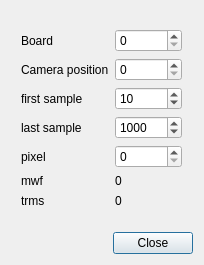
Old version of the form escam/dialogrms.ui in the repository Entwicklungsburo-Stresing/EBST_CAM.
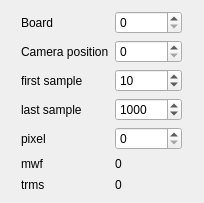
New version of the form.

Commit message:
Add saving values to rms window
Add saving values of first sample, last sample and pixels to the rms window. Changes in the sample spinboxes now don't affect each other to prevent them from changing each other. Removed the close button to help prevent accidentally closing the window.

The edit to the form file:
```diff
--- a/escam/dialogrms.ui
+++ b/escam/dialogrms.ui
@@ -7,7 +7,7 @@
     <x>0</x>
     <y>0</y>
     <width>204</width>
-    <height>265</height>
+    <height>203</height>
    </rect>
   </property>
   <property name="windowTitle">
@@ -16,7 +16,20 @@
   <layout class="QVBoxLayout" name="verticalLayout">
    <item>
     <layout class="QGridLayout" name="gridLayout">
-     <item row="1" column="3">
+     <item row="0" column="0">
+      <spacer name="horizontalSpacer">
+       <property name="orientation">
+        <enum>Qt::Orientation::Horizontal</enum>
+       </property>
+       <property name="sizeHint" stdset="0">
+        <size>
+         <width>40</width>
+         <height>20</height>
+        </size>
+       </property>
+      </spacer>
+     </item>
+     <item row="0" column="3">
       <spacer name="horizontalSpacer_2">
        <property name="orientation">
         <enum>Qt::Orientation::Horizontal</enum>
@@ -29,47 +42,76 @@
        </property>
       </spacer>
      </item>
+     <item row="2" column="2">
+      <widget class="QSpinBox" name="spinBox_firstsample">
+       <property name="minimum">
+        <number>1</number>
+       </property>
+       <property name="maximum">
+        <number>100000</number>
+       </property>
+       <property name="value">
+        <number>10</number>
+       </property>
+      </widget>
+     </item>
+     <item row="0" column="1">
+      <widget class="QLabel" name="labelBoard">
+       <property name="text">
+        <string>Board</string>
+       </property>
+      </widget>
+     </item>
      <item row="4" column="2">
-      <widget class="QSpinBox" name="spinBox_lastsample">
-       <property name="minimum">
-        <number>2</number>
-       </property>
+      <widget class="QSpinBox" name="spinBox_pixel">
        <property name="maximum">
-        <number>1000000</number>
+        <number>10000</number>
        </property>
-       <property name="value">
-        <number>1000</number>
+      </widget>
+     </item>
+     <item row="5" column="2">
+      <widget class="QLabel" name="label_mwf">
+       <property name="text">
+        <string>0</string>
        </property>
       </widget>
      </item>
-     <item row="3" column="1">
+     <item row="1" column="1">
+      <widget class="QLabel" name="labelCampos">
+       <property name="text">
+        <string>Camera position</string>
+       </property>
+      </widget>
+     </item>
+     <item row="2" column="1">
       <widget class="QLabel" name="labelFirstSample">
        <property name="text">
         <string>first sample</string>
        </property>
       </widget>
      </item>
-     <item row="4" column="1">
+     <item row="3" column="1">
       <widget class="QLabel" name="labelLastSample">
        <property name="text">
         <string>last sample</string>
        </property>
       </widget>
      </item>
-     <item row="8" column="1">
-      <spacer name="verticalSpacer">
-       <property name="orientation">
-        <enum>Qt::Orientation::Vertical</enum>
+     <item row="4" column="1">
+      <widget class="QLabel" name="labelPixel">
+       <property name="text">
+        <string>pixel</string>
        </property>
-       <property name="sizeHint" stdset="0">
-        <size>
-         <width>20</width>
-         <height>40</height>
-        </size>
+      </widget>
+     </item>
+     <item row="6" column="1">
+      <widget class="QLabel" name="labelTrms">
+       <property name="text">
+        <string>trms</string>
        </property>
-      </spacer>
+      </widget>
      </item>
-     <item row="2" column="2">
+     <item row="1" column="2">
       <widget class="QSpinBox" name="spinBoxCampos">
        <property name="minimum">
         <number>0</number>
@@ -79,102 +121,34 @@
        </property>
       </widget>
      </item>
-     <item row="7" column="2">
-      <widget class="QLabel" name="label_trms">
-       <property name="text">
-        <string>0</string>
-       </property>
-      </widget>
-     </item>
-     <item row="1" column="1">
-      <widget class="QLabel" name="labelBoard">
-       <property name="text">
-        <string>Board</string>
-       </property>
-      </widget>
-     </item>
      <item row="6" column="2">
-      <widget class="QLabel" name="label_mwf">
+      <widget class="QLabel" name="label_trms">
        <property name="text">
         <string>0</string>
        </property>
       </widget>
      </item>
-     <item row="6" column="1">
+     <item row="3" column="2">
+      <widget class="QSpinBox" name="spinBox_lastsample">
+       <property name="minimum">
+        <number>2</number>
+       </property>
+       <property name="maximum">
+        <number>1000000</number>
+       </property>
+       <property name="value">
+        <number>1000</number>
+       </property>
+      </widget>
+     </item>
+     <item row="5" column="1">
       <widget class="QLabel" name="labelMwf">
        <property name="text">
         <string>mwf</string>
        </property>
       </widget>
      </item>
-     <item row="2" column="1">
-      <widget class="QLabel" name="labelCampos">
-       <property name="text">
-        <string>Camera position</string>
-       </property>
-      </widget>
-     </item>
-     <item row="5" column="2">
-      <widget class="QSpinBox" name="spinBox_pixel">
-       <property name="maximum">
-        <number>10000</number>
-       </property>
-      </widget>
-     </item>
-     <item row="7" column="1">
-      <widget class="QLabel" name="labelTrms">
-       <property name="text">
-        <string>trms</string>
-       </property>
-      </widget>
-     </item>
-     <item row="1" column="0">
-      <spacer name="horizontalSpacer">
-       <property name="orientation">
-        <enum>Qt::Orientation::Horizontal</enum>
-       </property>
-       <property name="sizeHint" stdset="0">
-        <size>
-         <width>40</width>
-         <height>20</height>
-        </size>
-       </property>
-      </spacer>
-     </item>
-     <item row="5" column="1">
-      <widget class="QLabel" name="labelPixel">
-       <property name="text">
-        <string>pixel</string>
-       </property>
-      </widget>
-     </item>
-     <item row="3" column="2">
-      <widget class="QSpinBox" name="spinBox_firstsample">
-       <property name="minimum">
-        <number>1</number>
-       </property>
-       <property name="maximum">
-        <number>100000</number>
-       </property>
-       <property name="value">
-        <number>10</number>
-       </property>
-      </widget>
-     </item>
-     <item row="0" column="1">
-      <spacer name="verticalSpacer_2">
-       <property name="orientation">
-        <enum>Qt::Orientation::Vertical</enum>
-       </property>
-       <property name="sizeHint" stdset="0">
-        <size>
-         <width>20</width>
-         <height>40</height>
-        </size>
-       </property>
-      </spacer>
-     </item>
-     <item row="1" column="2">
+     <item row="0" column="2">
       <widget class="QSpinBox" name="spinBoxBoard">
        <property name="maximum">
         <number>4</number>
@@ -183,16 +157,6 @@
      </item>
     </layout>
    </item>
-   <item>
-    <widget class="QDialogButtonBox" name="buttonBox">
-     <property name="orientation">
-      <enum>Qt::Orientation::Horizontal</enum>
-     </property>
-     <property name="standardButtons">
-      <set>QDialogButtonBox::StandardButton::Close</set>
-     </property>
-    </widget>
-   </item>
   </layout>
  </widget>
  <tabstops>
```
Left out of the diff: 35 changed lines with no effect on the pictures. The commit also changes 4 other files.
